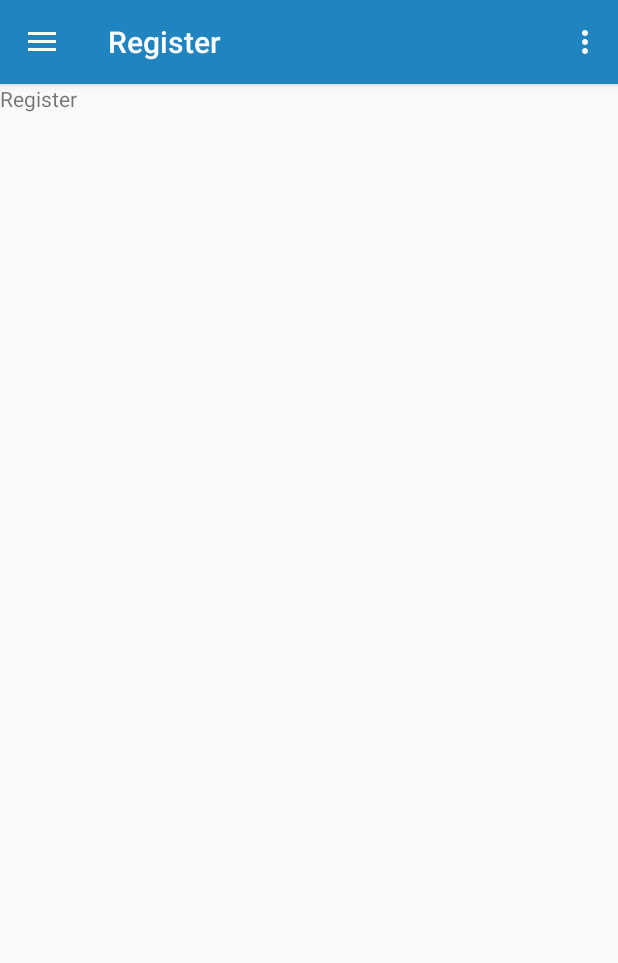
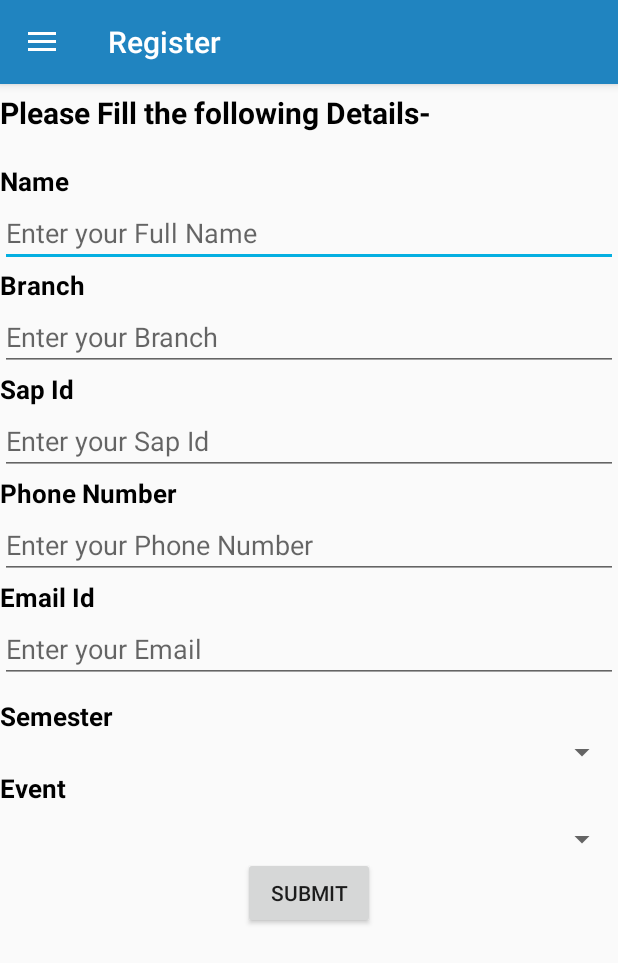
Before and after one commit to ashiagarwal73/PRODIGY18, an Android app: the screen it shows after launch (MainActivity), in the side drawer, after a tap on "Register", on a phone screen of 412 x 824 dp. Shown: the top 963 px of the screen. Run offline under Robolectric (Android 15) with nearby library versions, the phone set to English and light mode, and no system bars.

Commit message:
Registration page created

```diff
--- a/app/build.gradle
+++ b/app/build.gradle
@@ -19,7 +19,7 @@ android {
 }
 
 dependencies {
-    implementation fileTree(dir: 'libs', include: ['*.jar'])
+    implementation fileTree(include: ['*.jar'], dir: 'libs')
     implementation 'com.android.support:appcompat-v7:26.1.0'
     implementation 'com.android.support:design:26.1.0'
     implementation 'com.android.support.constraint:constraint-layout:1.0.2'
@@ -27,4 +27,5 @@ dependencies {
     testImplementation 'junit:junit:4.12'
     androidTestImplementation 'com.android.support.test:runner:1.0.1'
     androidTestImplementation 'com.android.support.test.espresso:espresso-core:3.0.1'
+    implementation 'com.android.support:recyclerview-v7:26.1.0'
 }
--- a/app/src/main/java/com/example/ashi/a1myapplication/Gallery.java
+++ b/app/src/main/java/com/example/ashi/a1myapplication/Gallery.java
@@ -1,7 +1,6 @@
 package com.example.ashi.a1myapplication;
 
 import android.content.Context;
-import android.net.Uri;
 import android.os.Bundle;
 import android.support.v4.app.Fragment;
 import android.view.LayoutInflater;
--- a/app/src/main/java/com/example/ashi/a1myapplication/MainActivity.java
+++ b/app/src/main/java/com/example/ashi/a1myapplication/MainActivity.java
@@ -61,39 +61,6 @@ public class MainActivity extends AppCompatActivity
         ft.replace(R.id.frames, new Prodigy());
         ft.commit();
     }
-
-    @Override
-    public void onBackPressed() {
-        DrawerLayout drawer = (DrawerLayout) findViewById(R.id.drawer_layout);
-        if (drawer.isDrawerOpen(GravityCompat.START)) {
-            drawer.closeDrawer(GravityCompat.START);
-        } else {
-            super.onBackPressed();
-        }
-    }
-
-    @Override
-    public boolean onCreateOptionsMenu(Menu menu) {
-        // Inflate the menu; this adds items to the action bar if it is present.
-        getMenuInflater().inflate(R.menu.main, menu);
-        return true;
-    }
-
-    @Override
-    public boolean onOptionsItemSelected(MenuItem item) {
-        // Handle action bar item clicks here. The action bar will
-        // automatically handle clicks on the Home/Up button, so long
-        // as you specify a parent activity in AndroidManifest.xml.
-        int id = item.getItemId();
-
-        //noinspection SimplifiableIfStatement
-        if (id == R.id.action_settings) {
-            return true;
-        }
-
-        return super.onOptionsItemSelected(item);
-    }
-
     @SuppressWarnings("StatementWithEmptyBody")
     @Override
     public boolean onNavigationItemSelected(MenuItem item) {
--- a/app/src/main/java/com/example/ashi/a1myapplication/Register.java
+++ b/app/src/main/java/com/example/ashi/a1myapplication/Register.java
@@ -7,18 +7,28 @@ import android.support.v4.app.Fragment;
 import android.view.LayoutInflater;
 import android.view.View;
 import android.view.ViewGroup;
+import android.widget.Button;
 
 
 public class Register extends Fragment {
     private OnFragmentInteractionListener mListener;
+    Button submit;View view;
     @Override
     public View onCreateView(LayoutInflater inflater, ViewGroup container,
                              Bundle savedInstanceState) {
+        view= inflater.inflate(R.layout.fragment_register, container, false);
         // Inflate the layout for this fragment
         if (mListener != null) {
             mListener.onFragmentInteraction("Register");
         }
-        return inflater.inflate(R.layout.fragment_register, container, false);
+        submit=view.findViewById(R.id.submit);
+        submit.setOnClickListener(new View.OnClickListener() {
+            @Override
+            public void onClick(View view) {
+
+            }
+        });
+        return view;
     }
 
     // TODO: Rename method, update argument and hook method into UI event
--- a/app/src/main/res/layout/fragment_register.xml
+++ b/app/src/main/res/layout/fragment_register.xml
@@ -1,13 +1,129 @@
-<FrameLayout xmlns:android="http://schemas.android.com/apk/res/android"
+<ScrollView android:layout_width="match_parent"
+    android:layout_height="match_parent"
+    xmlns:android="http://schemas.android.com/apk/res/android">
+
+<LinearLayout xmlns:android="http://schemas.android.com/apk/res/android"
     xmlns:tools="http://schemas.android.com/tools"
     android:layout_width="match_parent"
-    android:layout_height="match_parent"
+    android:layout_height="wrap_content"
+    android:orientation="vertical"
     tools:context="com.example.ashi.a1myapplication.Register">
 
     <!-- TODO: Update blank fragment layout -->
     <TextView
+        android:layout_width="wrap_content"
+        android:layout_height="wrap_content"
+        android:text="Please Fill the following Details-"
+        android:textColor="#000"
+        android:textSize="20sp"
+        android:layout_marginTop="5dp"
+        android:textStyle="bold" />
+    <TextView
+        android:layout_width="wrap_content"
+        android:layout_height="wrap_content"
+        android:text="Name"
+        android:textColor="#000"
+        android:textSize="17sp"
+        android:layout_marginTop="20dp"
+        android:textStyle="bold" />
+
+    <EditText
+        android:id="@+id/name"
         android:layout_width="match_parent"
-        android:layout_height="match_parent"
-        android:text="Register" />
+        android:layout_height="wrap_content"
+        android:inputType="textPersonName"
+        android:hint="Enter your Full Name "/>
+    <TextView
+        android:layout_width="wrap_content"
+        android:layout_height="wrap_content"
+        android:text="Branch"
+        android:textSize="17sp"
+        android:textColor="#000"
+        android:textStyle="bold" />
 
-</FrameLayout>
+    <EditText
+        android:id="@+id/branch"
+        android:layout_width="match_parent"
+        android:layout_height="wrap_content"
+        android:inputType="textPersonName"
+        android:hint="Enter your Branch "/>
+    <TextView
+        android:layout_width="wrap_content"
+        android:layout_height="wrap_content"
+        android:text="Sap Id"
+        android:textSize="17sp"
+        android:textColor="#000"
+        android:textStyle="bold" />
+
+    <EditText
+        android:id="@+id/sapid"
+        android:layout_width="match_parent"
+        android:layout_height="wrap_content"
+        android:inputType="number"
+        android:hint="Enter your Sap Id "/>
+    <TextView
+        android:layout_width="wrap_content"
+        android:layout_height="wrap_content"
+        android:text="Phone Number"
+        android:textColor="#000"
+        android:textSize="17sp"
+        android:textStyle="bold" />
+
+    <EditText
+        android:id="@+id/phone"
+        android:layout_width="match_parent"
+        android:layout_height="wrap_content"
+        android:inputType="number"
+        android:hint="Enter your Phone Number "/>
+    <TextView
+        android:layout_width="wrap_content"
+        android:layout_height="wrap_content"
+        android:text="Email Id"
+        android:textSize="17sp"
+        android:textColor="#000"
+        android:textStyle="bold" />
+
+    <EditText
+        android:id="@+id/email"
+        android:layout_width="match_parent"
+        android:layout_height="wrap_content"
+        android:inputType="textEmailAddress"
+        android:hint="Enter your Email "/>
+    <TextView
+        android:layout_width="wrap_content"
+        android:layout_height="wrap_content"
+        android:text="Semester"
+        android:textColor="#000"
+        android:layout_marginTop="10dp"
+        android:textSize="17sp"
+        android:textStyle="bold" />
+
+    <Spinner
+        android:id="@+id/semester"
+        android:layout_width="match_parent"
+        android:layout_height="wrap_content"
+        android:inputType="number"
+
+        android:hint="Enter your Semester "/>
+    <TextView
+        android:layout_width="wrap_content"
+        android:layout_height="wrap_content"
+        android:text="Event"
+        android:textSize="17sp"
+        android:textColor="#000"
+        android:textStyle="bold" />
+
+    <Spinner
+        android:layout_width="match_parent"
+        android:layout_height="wrap_content"
+        android:layout_marginTop="10dp"
+        android:id="@+id/Event">
+    </Spinner>
+    <Button
+        android:layout_width="wrap_content"
+        android:layout_height="wrap_content"
+        android:layout_gravity="center"
+        android:id="@+id/submit"
+        android:text="Submit"/>
+</LinearLayout>
+</ScrollView>
--- a/app/src/main/res/menu/main.xml
+++ /dev/null
@@ -1,9 +0,0 @@
-<?xml version="1.0" encoding="utf-8"?>
-<menu xmlns:android="http://schemas.android.com/apk/res/android"
-    xmlns:app="http://schemas.android.com/apk/res-auto">
-    <item
-        android:id="@+id/action_settings"
-        android:orderInCategory="100"
-        android:title="@string/action_settings"
-        app:showAsAction="never" />
-</menu>
```
Also changed, not shown: app/src/main/res/drawable-v21/ic_menu_camera.xml (deleted, +0 -12 lines), app/src/main/res/drawable-v21/ic_menu_gallery.xml (deleted, +0 -9 lines), app/src/main/res/drawable-v21/ic_menu_manage.xml (deleted, +0 -9 lines), app/src/main/res/drawable-v21/ic_menu_send.xml (deleted, +0 -9 lines), app/src/main/res/drawable-v21/ic_menu_share.xml (deleted, +0 -9 lines), app/src/main/res/drawable-v21/ic_menu_slideshow.xml (deleted, +0 -9 lines), app/src/main/res/layout/fragment_gallery.xml (+10 -4 lines).
